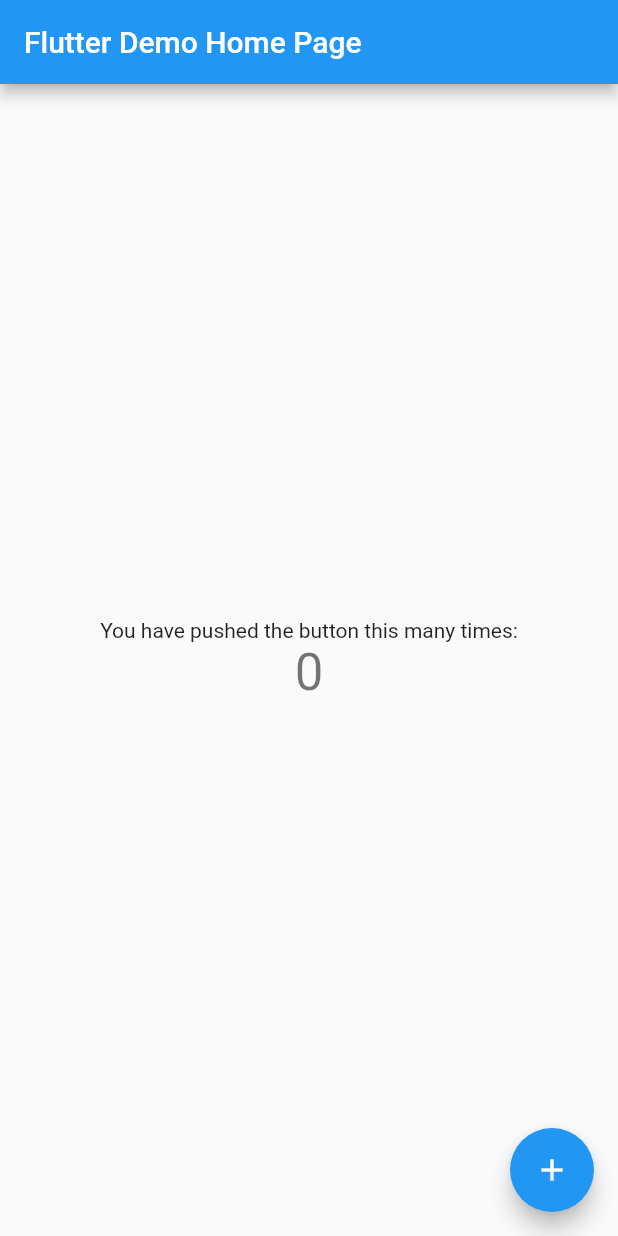
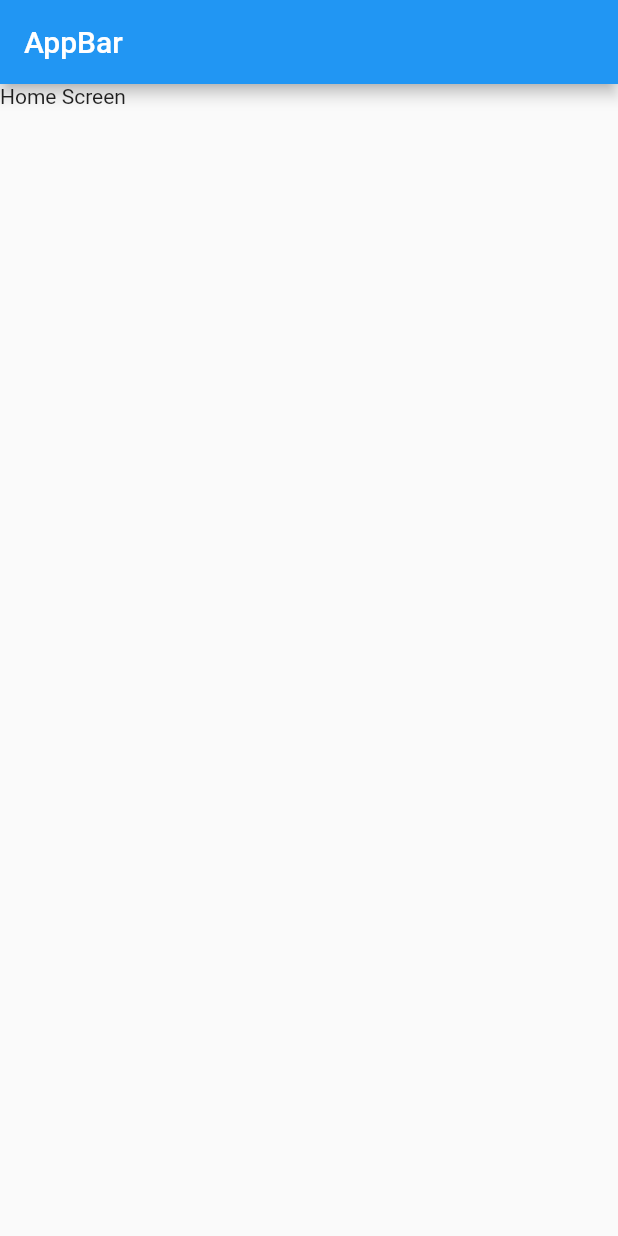
Before and after one commit to cankush625/NeuralC, a Flutter app: the screen it shows after launch, on a phone screen of 412 x 824 dp. Run offline on Flutter 3.47's test engine with Material 2 defaults, Android fonts, the phone set to English and light mode, and no system bars.

```diff
--- a/lib/main.dart
+++ b/lib/main.dart
@@ -1,117 +1,25 @@
 import 'package:flutter/material.dart';
+
+import 'package:neuralc/screens/home/home.dart';
 
 void main() {
   runApp(MyApp());
 }
 
 class MyApp extends StatelessWidget {
-  // This widget is the root of your application.
   @override
   Widget build(BuildContext context) {
     return MaterialApp(
+      debugShowCheckedModeBanner: false,
       title: 'Flutter Demo',
       theme: ThemeData(
-        // This is the theme of your application.
-        //
-        // Try running your application with "flutter run". You'll see the
-        // application has a blue toolbar. Then, without quitting the app, try
-        // changing the primarySwatch below to Colors.green and then invoke
-        // "hot reload" (press "r" in the console where you ran "flutter run",
-        // or simply save your changes to "hot reload" in a Flutter IDE).
-        // Notice that the counter didn't reset back to zero; the application
-        // is not restarted.
         primarySwatch: Colors.blue,
-        // This makes the visual density adapt to the platform that you run
-        // the app on. For desktop platforms, the controls will be smaller and
-        // closer together (more dense) than on mobile platforms.
         visualDensity: VisualDensity.adaptivePlatformDensity,
       ),
-      home: MyHomePage(title: 'Flutter Demo Home Page'),
+      initialRoute: '/',
+      routes: {
+        '/': (context) => Home(),
+      },
     );
   }
 }
-
-class MyHomePage extends StatefulWidget {
-  MyHomePage({Key key, this.title}) : super(key: key);
-
-  // This widget is the home page of your application. It is stateful, meaning
-  // that it has a State object (defined below) that contains fields that affect
-  // how it looks.
-
-  // This class is the configuration for the state. It holds the values (in this
-  // case the title) provided by the parent (in this case the App widget) and
-  // used by the build method of the State. Fields in a Widget subclass are
-  // always marked "final".
-
-  final String title;
-
-  @override
-  _MyHomePageState createState() => _MyHomePageState();
-}
-
-class _MyHomePageState extends State<MyHomePage> {
-  int _counter = 0;
-
-  void _incrementCounter() {
-    setState(() {
-      // This call to setState tells the Flutter framework that something has
-      // changed in this State, which causes it to rerun the build method below
-      // so that the display can reflect the updated values. If we changed
-      // _counter without calling setState(), then the build method would not be
-      // called again, and so nothing would appear to happen.
-      _counter++;
-    });
-  }
-
-  @override
-  Widget build(BuildContext context) {
-    // This method is rerun every time setState is called, for instance as done
-    // by the _incrementCounter method above.
-    //
-    // The Flutter framework has been optimized to make rerunning build methods
-    // fast, so that you can just rebuild anything that needs updating rather
-    // than having to individually change instances of widgets.
-    return Scaffold(
-      appBar: AppBar(
-        // Here we take the value from the MyHomePage object that was created by
-        // the App.build method, and use it to set our appbar title.
-        title: Text(widget.title),
-      ),
-      body: Center(
-        // Center is a layout widget. It takes a single child and positions it
-        // in the middle of the parent.
-        child: Column(
-          // Column is also a layout widget. It takes a list of children and
-          // arranges them vertically. By default, it sizes itself to fit its
-          // children horizontally, and tries to be as tall as its parent.
-          //
-          // Invoke "debug painting" (press "p" in the console, choose the
-          // "Toggle Debug Paint" action from the Flutter Inspector in Android
-          // Studio, or the "Toggle Debug Paint" command in Visual Studio Code)
-          // to see the wireframe for each widget.
-          //
-          // Column has various properties to control how it sizes itself and
-          // how it positions its children. Here we use mainAxisAlignment to
-          // center the children vertically; the main axis here is the vertical
-          // axis because Columns are vertical (the cross axis would be
-          // horizontal).
-          mainAxisAlignment: MainAxisAlignment.center,
-          children: <Widget>[
-            Text(
-              'You have pushed the button this many times:',
-            ),
-            Text(
-              '$_counter',
-              style: Theme.of(context).textTheme.headline4,
-            ),
-          ],
-        ),
-      ),
-      floatingActionButton: FloatingActionButton(
-        onPressed: _incrementCounter,
-        tooltip: 'Increment',
-        child: Icon(Icons.add),
-      ), // This trailing comma makes auto-formatting nicer for build methods.
-    );
-  }
-}
--- a/lib/screens/home/home.dart
+++ b/lib/screens/home/home.dart
@@ -1 +1,16 @@
- // Home Screen
+import 'package:flutter/material.dart';
+import 'package:neuralc/widgets/appbar/appbar.dart';
+
+class Home extends StatelessWidget {
+  @override
+  Widget build(BuildContext context) {
+    return Scaffold(
+      appBar: Appbar(),
+      body: SafeArea(
+        child: Text(
+          "Home Screen",
+        ),
+      ),
+    );
+  }
+}
--- a/lib/widgets/appbar/appbar.dart
+++ b/lib/widgets/appbar/appbar.dart
@@ -1 +1,5 @@
-// AppBar
+import 'package:flutter/material.dart';
+
+Widget Appbar() {
+  return AppBar(title: Text('AppBar'));
+}
```
Also changed, not shown: pubspec.lock.
